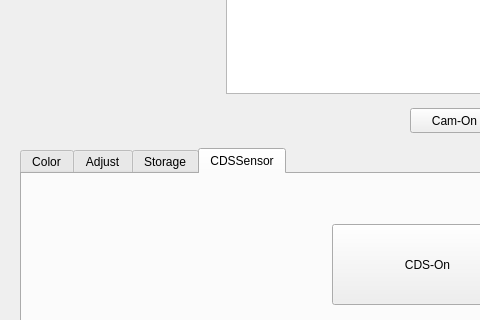
First picture: the form in mainwindow.ui, repository gdabba-WORK/Qt5_openCV4_raspberryPi3-for-RP3, before the edit; both pictures show x 0 to 480 and y 252 to 572 of the 900 by 660 pixel window.
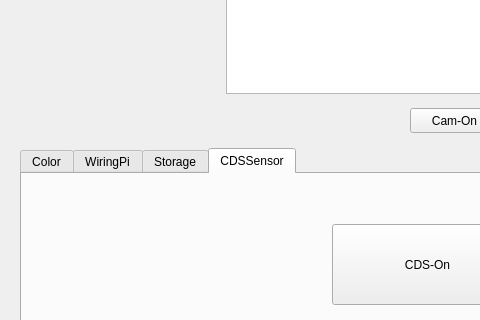
Second picture: the form after the edit.

What changed in the file:
```diff
--- a/mainwindow.ui
+++ b/mainwindow.ui
@@ -215,7 +215,7 @@
     </widget>
     <widget class="QWidget" name="tab_adjust">
      <attribute name="title">
-      <string>Adjust</string>
+      <string>WiringPi</string>
      </attribute>
      <layout class="QGridLayout" name="gridLayout_2">
       <item row="0" column="0">
```
